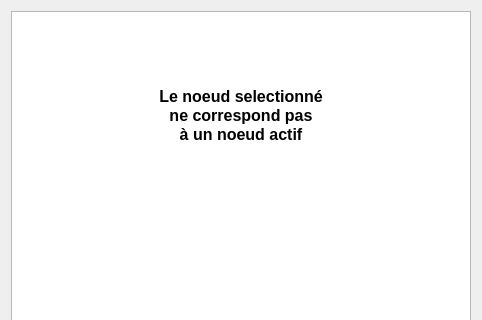
The window that UiQT4/desError.ui (SalomePlatform/eficas_tools) describes before a commit, drawn with Qt 5; both pictures show x 0 to 482 and y 0 to 320 of the 482 by 480 pixel window.
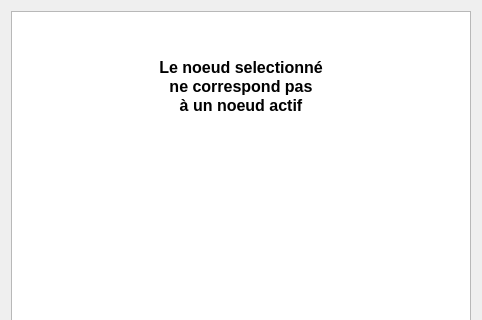
The same window after the commit.

What changed in the file:
```diff
--- a/UiQT4/desError.ui
+++ b/UiQT4/desError.ui
@@ -18,21 +18,46 @@
   <property name="windowTitle" >
    <string>DInactif</string>
   </property>
-  <layout class="QGridLayout" name="gridLayout" >
-   <item row="0" column="0" >
-    <widget class="QTextBrowser" name="textBrowser" >
-     <property name="html" >
-      <string>&lt;!DOCTYPE HTML PUBLIC "-//W3C//DTD HTML 4.0//EN" "http://www.w3.org/TR/REC-html40/strict.dtd">
-&lt;html>&lt;head>&lt;meta name="qrichtext" content="1" />&lt;style type="text/css">
+  <layout class="QGridLayout" name="gridLayout">
+   <item row="0" column="0">
+    <widget class="QTextBrowser" name="textBrowser">
+     <property name="minimumSize">
+      <size>
+       <width>130</width>
+       <height>120</height>
+      </size>
+     </property>
+     <property name="maximumSize">
+      <size>
+       <width>16777215</width>
+       <height>16777215</height>
+      </size>
+     </property>
+     <property name="sizeIncrement">
+      <size>
+       <width>0</width>
+       <height>0</height>
+      </size>
+     </property>
+     <property name="autoFormatting">
+      <set>QTextEdit::AutoNone</set>
+     </property>
+     <property name="tabChangesFocus">
+      <bool>false</bool>
+     </property>
+     <property name="html">
+      <string>&lt;!DOCTYPE HTML PUBLIC &quot;-//W3C//DTD HTML 4.0//EN&quot; &quot;http://www.w3.org/TR/REC-html40/strict.dtd&quot;&gt;
+&lt;html&gt;&lt;head&gt;&lt;meta name=&quot;qrichtext&quot; content=&quot;1&quot; /&gt;&lt;style type=&quot;text/css&quot;&gt;
 p, li { white-space: pre-wrap; }
-&lt;/style>&lt;/head>&lt;body style=" font-family:'Sans Serif'; font-size:9pt; font-weight:400; font-style:normal;">
-&lt;p align="center" style="-qt-paragraph-type:empty; margin-top:0px; margin-bottom:0px; margin-left:0px; margin-right:0px; -qt-block-indent:0; text-indent:0px;">&lt;/p>
-&lt;p align="center" style="-qt-paragraph-type:empty; margin-top:0px; margin-bottom:0px; margin-left:0px; margin-right:0px; -qt-block-indent:0; text-indent:0px; font-size:12pt; font-weight:600;">&lt;/p>
-&lt;p align="center" style="-qt-paragraph-type:empty; margin-top:0px; margin-bottom:0px; margin-left:0px; margin-right:0px; -qt-block-indent:0; text-indent:0px; font-size:12pt; font-weight:600;">&lt;/p>
-&lt;p align="center" style="-qt-paragraph-type:empty; margin-top:0px; margin-bottom:0px; margin-left:0px; margin-right:0px; -qt-block-indent:0; text-indent:0px; font-size:12pt; font-weight:600;">&lt;/p>
-&lt;p align="center" style=" margin-top:0px; margin-bottom:0px; margin-left:0px; margin-right:0px; -qt-block-indent:0; text-indent:0px; font-size:12pt; font-weight:600;">Le noeud selectionné&lt;/p>
-&lt;p align="center" style=" margin-top:0px; margin-bottom:0px; margin-left:0px; margin-right:0px; -qt-block-indent:0; text-indent:0px; font-size:12pt; font-weight:600;">ne correspond pas&lt;/p>
-&lt;p align="center" style=" margin-top:0px; margin-bottom:0px; margin-left:0px; margin-right:0px; -qt-block-indent:0; text-indent:0px; font-size:12pt; font-weight:600;">à un noeud actif&lt;/p>&lt;/body>&lt;/html></string>
+&lt;/style&gt;&lt;/head&gt;&lt;body style=&quot; font-family:'Sans Serif'; font-size:9pt; font-weight:400; font-style:normal;&quot;&gt;
+&lt;table border=&quot;0&quot; style=&quot;-qt-table-type: root; margin-top:4px; margin-bottom:4px; margin-left:4px; margin-right:4px;&quot;&gt;
+&lt;tr&gt;
+&lt;td style=&quot;border: none;&quot;&gt;
+&lt;p style=&quot;-qt-paragraph-type:empty; margin-top:0px; margin-bottom:0px; margin-left:0px; margin-right:0px; -qt-block-indent:0; text-indent:0px;&quot;&gt;&lt;/p&gt;
+&lt;p style=&quot;-qt-paragraph-type:empty; margin-top:0px; margin-bottom:0px; margin-left:0px; margin-right:0px; -qt-block-indent:0; text-indent:0px;&quot;&gt;&lt;/p&gt;
+&lt;p align=&quot;center&quot; style=&quot; margin-top:0px; margin-bottom:0px; margin-left:0px; margin-right:0px; -qt-block-indent:0; text-indent:0px;&quot;&gt;&lt;span style=&quot; font-size:12pt; font-weight:600;&quot;&gt;Le noeud selectionné&lt;/span&gt;&lt;/p&gt;
+&lt;p align=&quot;center&quot; style=&quot; margin-top:0px; margin-bottom:0px; margin-left:0px; margin-right:0px; -qt-block-indent:0; text-indent:0px;&quot;&gt;&lt;span style=&quot; font-size:12pt; font-weight:600;&quot;&gt;ne correspond pas&lt;/span&gt;&lt;/p&gt;
+&lt;p align=&quot;center&quot; style=&quot; margin-top:0px; margin-bottom:0px; margin-left:0px; margin-right:0px; -qt-block-indent:0; text-indent:0px;&quot;&gt;&lt;span style=&quot; font-size:12pt; font-weight:600;&quot;&gt;à un noeud actif&lt;/span&gt;&lt;/p&gt;&lt;/td&gt;&lt;/tr&gt;&lt;/table&gt;&lt;/body&gt;&lt;/html&gt;</string>
      </property>
     </widget>
    </item>
@@ -90,7 +115,7 @@
    </item>
   </layout>
  </widget>
- <layoutdefault spacing="6" margin="11" />
+ <layoutdefault spacing="6" margin="11"/>
  <pixmapfunction>qPixmapFromMimeSource</pixmapfunction>
  <resources/>
  <connections/>
```
Left out of the diff: 41 changed lines with no effect on the pictures.
